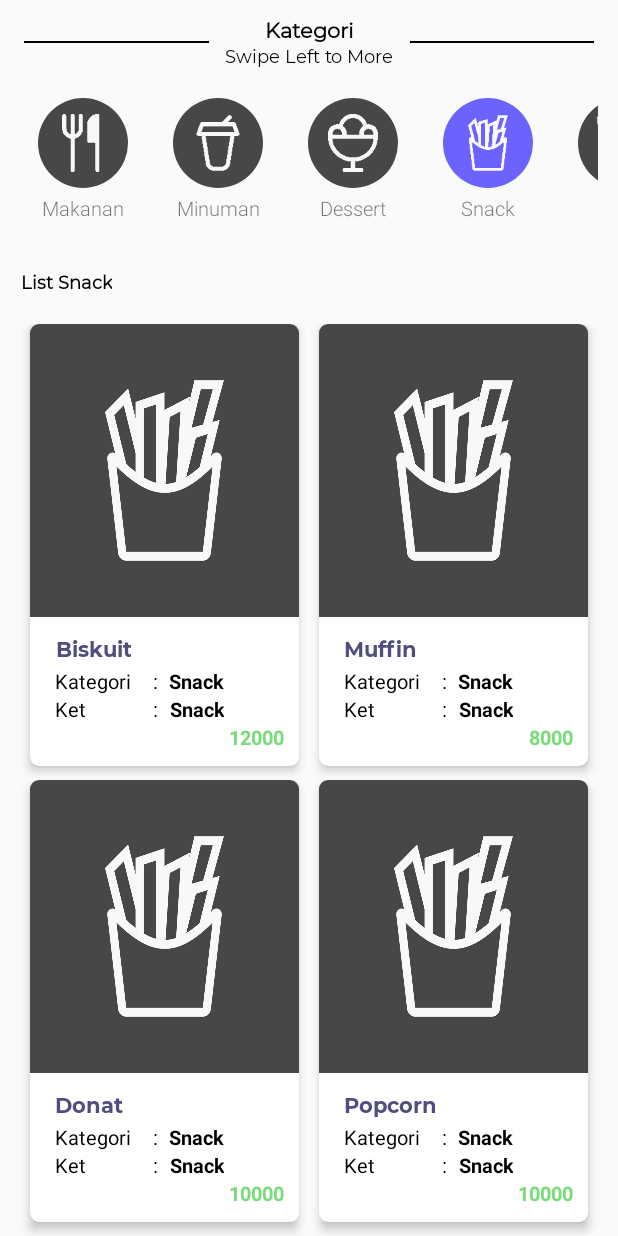
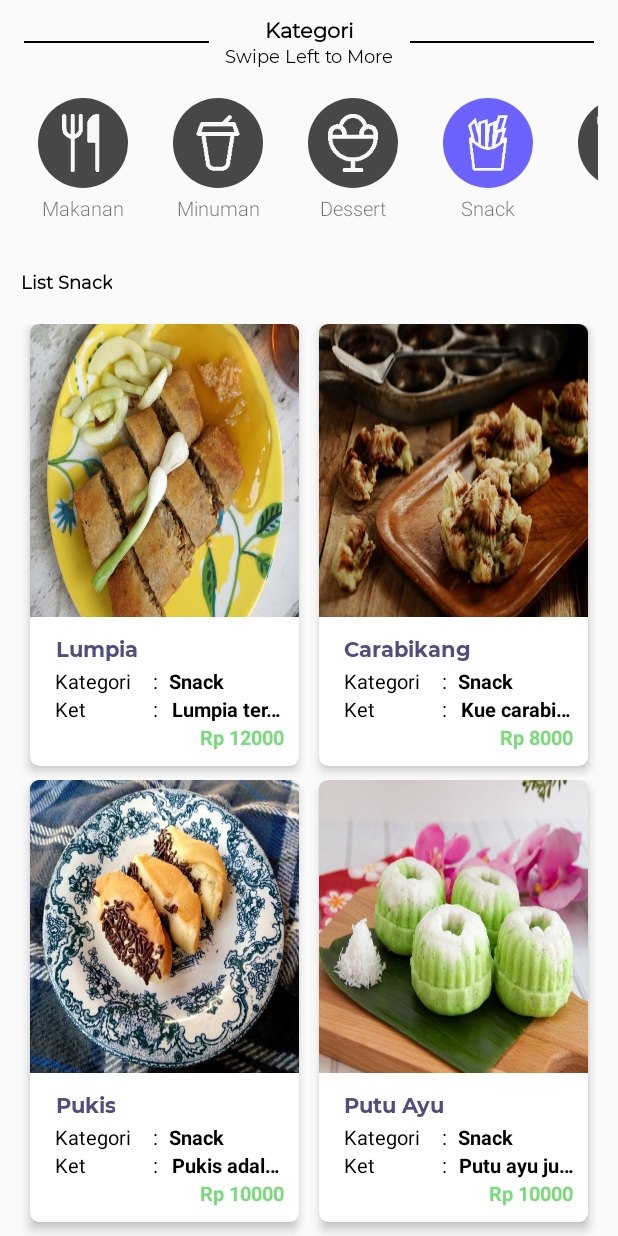
Before and after one commit to ryandhikabaa/DNCC-Apps-JavasResto, an Android app: the screen it shows after launch (DashboardActivity), after a tap on "Snack", on a phone screen of 412 x 824 dp. Run offline under Robolectric (Android 15) with nearby library versions, the light colour scheme and no system bars; our stand-ins replace CircleImageView, sdp/ssp sizes; libraries missing offline, so code that uses them is left out: cn.pedant; pictures from the network do not load; 3 other taps on this screen came first.

Commit message:
[FIX] Datalist

```diff
--- a/app/src/main/java/com/teamwork/javasresto/activity/DashboardActivity.kt
+++ b/app/src/main/java/com/teamwork/javasresto/activity/DashboardActivity.kt
@@ -157,38 +157,38 @@ class DashboardActivity : AppCompatActivity() {
         list.clear()
 
         val food1 = ProductModels(
-            R.drawable.off_category_food,
-            "Ayam Goreng Mentega",
+            R.drawable.gudeg,
+            "Gudeg",
             "Makanan",
-            "Makanan",
+            "Gudeg menjadi makanan khas jawa yang juga sangat terkenal di Indonesia, bahkan dunia. Menu ini sendiri sudah menjadi makanan favorit masyarakat Yogya sejak 1956, lho. Makanan ikonik ini punya tiga jenis gudeg, yaitu Gudeg Basah, Gudeg Maggar dan Gudeg Kering.",
             12000
         )
         list.add(food1)
 
         val food2 = ProductModels(
-            R.drawable.off_category_food,
-            "Nasi Goreng Oriental",
+            R.drawable.megono,
+            "Nasi Megono",
             "Makanan",
-            "Makanan",
-            8000
+            "Nasi Megono adalah makanan khas Jawa khususnya Pekolangan. Makanan ini seringkali ditawarkan sebagai menu sarapan lho, jadi bisa banget kamu menawarkan ini kepada orang-orang yang memang hobi makan nasi di pagi hari sebelum beraktivitas.",
+            10000
         )
         list.add(food2)
 
         val food3 = ProductModels(
-            R.drawable.off_category_food,
-            "Kwetiau Goreng Ayam",
+            R.drawable.rawon,
+            "Rawon",
             "Makanan",
-            "Makanan",
+            "Membicarakan tentang makanan khas Jawa, tidak lengkap jika tak memasukkan Rawon ke dalam daftar. Rawon sendiri adalah pilihan kuliner dari Jawa Timur, yang di dalamnya berisi irisan daging sapi empuk, dengan kuah hitam, serta kecambah mentah sebagai topping.",
             10000
         )
         list.add(food3)
 
         val food4 = ProductModels(
-            R.drawable.off_category_food,
-            "Sushi Roll Crispy",
+            R.drawable.tahutek,
+            "Tahu Tek",
             "Makanan",
-            "Makanan",
-            17000
+            "Sajian yang begitu menggugah selera ini berasal dari Surabaya, Jawa Timur, dengan siraman bumbu yang banyak, lontong, tahu, toge kecil dan kecambah sebagai bahan utamanya. Tahu tek sendiri adalah tahu goreng setengah matang dan lontong yang dipotong kecil, lalu disiram bumbu petis.",
+            15000
         )
         list.add(food4)
 
@@ -213,37 +213,37 @@ class DashboardActivity : AppCompatActivity() {
         list.clear()
 
         val drink1 = ProductModels(
-            R.drawable.off_category_drink,
-            "Jus",
+            R.drawable.kopijos,
+            "Kopi Joss",
             "Minuman",
-            "Minuman",
+            "kopi ini tidak hanya dikenal luas oleh masyarakat Indonesia lho, tetapi mancanegara juga. Kalau di luar negeri, orang-orang biasa menyebutnya The Charcoal Coffee. Penyajian kopi ini cukup nyentrik dan menarik dari kopi lainnya, di mana para penjual Kopi Joss biasanya menggunakan ketel atau teko besar sebagai wadah dan memasaknya menggunakan arang.",
             8000
         )
         list.add(drink1)
 
         val drink2 = ProductModels(
-            R.drawable.off_category_drink,
-            "Coffe",
+            R.drawable.birpletok,
+            "Bir Pletok",
             "Minuman",
-            "Minuman",
+            "Bir Pletok sebetulnya merupakan minuman asli dari tanah Betawi. Namun, minuman satu ini juga lazim ditemukan di sejumlah daerah di Jawa Tengah, sehingga masih bisa disebut minuman khas Jawa Tengah. Walaupun bernama ‘bir’, minuman satu ini tak akan membuat kamu mabuk.",
             8000
         )
         list.add(drink2)
 
         val drink3 = ProductModels(
-            R.drawable.off_category_drink,
-            "Softdrink",
+            R.drawable.bajigur,
+            "Bajigur",
             "Minuman",
-            "Minuman",
+            "Minuman ini sangat enak diseruput selagi hangat, serta ditemani sejumlah camilan misalnya pisang atau ubi rebus. Di Jawa Tengah, ada satu tempat yang cocok menyeruput minuman ini. tempat tersebut adalah Warung Bajigur Jae Iwan di daerah Sitanggal, Kecamatan, Larangan, Kabupaten Brebes, Jawa Tengah.",
             5000
         )
         list.add(drink3)
 
         val drink4 = ProductModels(
-            R.drawable.off_category_drink,
-            "Air Mineral",
+            R.drawable.wedanguwuh,
+            "Wedang Uwuh",
             "Minuman",
-            "Minuman",
+            "Tak hanya di Jawa Tengah, minuman satu ini juga bisa kamu temukan di Jogjakarta. Seperti bir pletok dan bajigur, minuman satu ini juga dibuat dari banyak rempah, serta mampu menghangatkan badan. Bahan-bahan tersebut adalah jahe, cengkeh, kayu manis, kayu secang, pala, kapulaga, gula batu, dan pala.",
             3000
         )
         list.add(drink4)
@@ -269,37 +269,37 @@ class DashboardActivity : AppCompatActivity() {
         list.clear()
 
         val dessert1 = ProductModels(
-            R.drawable.off_category_dessert,
-            "Puding",
+            R.drawable.bakpia,
+            "Bakpia",
             "Dessert",
-            "Dessert",
+            "Bakpia merupakan kue khas Yogyakarta yang paling terkenal di Jawa Tengah. Bakpia terbuat dari campuran kacang hijau dan gula yang dibungkus dengan adonan pia lalu dipanggang hingga matang. Bakpia bisa kamu temui hampir di semua toko pusat oleh-oleh khas Yogyakarta. Rasanya tidak terlalu manis dengan tekstur yang cukup empuk.",
             10000
         )
         list.add(dessert1)
 
         val dessert2 = ProductModels(
-            R.drawable.off_category_dessert,
-            "Es Krim",
+            R.drawable.serabi,
+            "Surabi Solo",
             "Dessert",
-            "Dessert",
+            "Surabi Solo dibuat menggunakan tepung beras. Surabi Solo juga menambahkan santan kelapa encer dalam surabi yang sudah setengah matang sehingga warna pada bagian atasnya terlihat lebih putih. Selain itu, surabi Solo hanya disantap begitu saja karena rasanya lebih gurih. ",
             8000
         )
         list.add(dessert2)
 
         val dessert3 = ProductModels(
-            R.drawable.off_category_dessert,
-            "Pai",
+            R.drawable.cenil,
+            "Cenil",
             "Dessert",
-            "Dessert",
+            "Cenil atau cetil terbuat dari pati ketela pohon yang dibentuk bulat-bulat kecil lalu diberi pewarna sebelum direbus hingga matang. Cenil disajikan dalam mangkuk yang terbuat dari daun pisang beserta taburan kelapa dan gula pasir.",
             10000
         )
         list.add(dessert3)
 
         val dessert4 = ProductModels(
-            R.drawable.off_category_dessert,
-            "Cake",
+            R.drawable.jadah,
+            "Jadah Manten",
             "Dessert",
-            "Dessert",
+            "Jadah manten terbuat dari beras ketan yang diisi dengan suwiran daging ayam atau sapi yang sudah dibumbui dengan aneka rempah-rempah lalu dibungkus dengan dadar gulung dan dijepit dengan menggunakan capitan bambu yang bentuknya seperti sumpit kemudian dibakar di atas arang hingga matang. Jadah manten ini disajikan bersama dengan santan kental yang gurih.",
             10000
         )
         list.add(dessert4)
@@ -325,37 +325,37 @@ class DashboardActivity : AppCompatActivity() {
         list.clear()
 
         val snack1 = ProductModels(
-            R.drawable.off_category_snack,
-            "Biskuit",
+            R.drawable.lumpia,
+            "Lumpia",
             "Snack",
-            "Snack",
+            "Lumpia terbuat dari lapisan gandum yang berisi sayuran dan suiran daging ayam atau hewan laut. Lumpia mempunyai 2 jenis yaitu lumpia basah dan lumpia kering yang perbedaannya terletak pada lapisan gandumnya saja.",
             12000
         )
         list.add(snack1)
 
         val snack2 = ProductModels(
-            R.drawable.off_category_snack,
-            "Muffin",
+            R.drawable.carabikan,
+            "Carabikang",
             "Snack",
-            "Snack",
+            "Kue carabikang atau cara bikan termasuk kue manis-gurih yang mengenyangkan karena dibuat dari tepung beras. Kue basah ini memiliki tekstur agak berserat namun lembut, cocok untuk menemani minum teh di pagi hari.",
             8000
         )
         list.add(snack2)
 
         val snack3 = ProductModels(
-            R.drawable.off_category_snack,
-            "Donat",
+            R.drawable.pukis,
+            "Pukis",
             "Snack",
-            "Snack",
+            "Pukis adalah satu snack sedap Jawa yang legendaris. Seperti putu ayu, teksturnya empuk. Rasanya juga manis. Pukis merupakan makanan khas Banyumas yang sekarang telah menyebar ke hampir seluruh wilayah Indonesia.",
             10000
         )
         list.add(snack3)
 
         val snack4 = ProductModels(
-            R.drawable.off_category_snack,
-            "Popcorn",
+            R.drawable.putu,
+            "Putu Ayu",
             "Snack",
-            "Snack",
+            "Putu ayu juga merupakan kudapan Jawa yang harus Anda nikmati. Rasanya manis-gurih dan tidak berat di perut. Bentuknya juga cantik dengan warna-warni yang menawan.",
             10000
         )
         list.add(snack4)
--- a/app/src/main/java/com/teamwork/javasresto/activity/DetailActivity.kt
+++ b/app/src/main/java/com/teamwork/javasresto/activity/DetailActivity.kt
@@ -24,7 +24,7 @@ class DetailActivity : AppCompatActivity() {
             binding.tvName.setText(bundle.getString("name"))
             binding.tvKategoriProduct.setText(bundle.getString("kat"))
             binding.tvDeskripsiProduct.setText(bundle.getString("ket"))
-            binding.tvhargaProduct.setText(bundle.getString("price"))
+            binding.tvhargaProduct.setText("Rp " + bundle.getString("price"))
         }
 
         binding.ivBack.setOnClickListener {
--- a/app/src/main/java/com/teamwork/javasresto/adapter/ProductAdapter.kt
+++ b/app/src/main/java/com/teamwork/javasresto/adapter/ProductAdapter.kt
@@ -33,7 +33,7 @@ class ProductAdapter(private val productList : List<ProductModels>) : RecyclerVi
         holder.tvNameProduct.text = currentItem.productName
         holder.tvKategoriProduct.text = currentItem.productKat
         holder.tvDeskripsiProduct.text = currentItem.productKet
-        holder.priceProduct.text = currentItem.productPrice.toString()
+        holder.priceProduct.text = "Rp " + currentItem.productPrice.toString()
         holder.listRow.setOnClickListener {
 
             val bundle = Bundle()
```
Also changed, not shown: app/src/main/res/drawable-v24/bajigur.png (added), app/src/main/res/drawable-v24/bakpia.png (added), app/src/main/res/drawable-v24/birpletok.png (added), app/src/main/res/drawable-v24/carabikan.png (added), app/src/main/res/drawable-v24/cenil.png (added), app/src/main/res/drawable-v24/jadah.png (added), app/src/main/res/drawable-v24/kopijos.png (added), app/src/main/res/drawable-v24/lumpia.png (added), app/src/main/res/drawable-v24/megono.png (added), app/src/main/res/drawable-v24/pukis.png (added), app/src/main/res/drawable-v24/putu.png (added), 5 other files.
